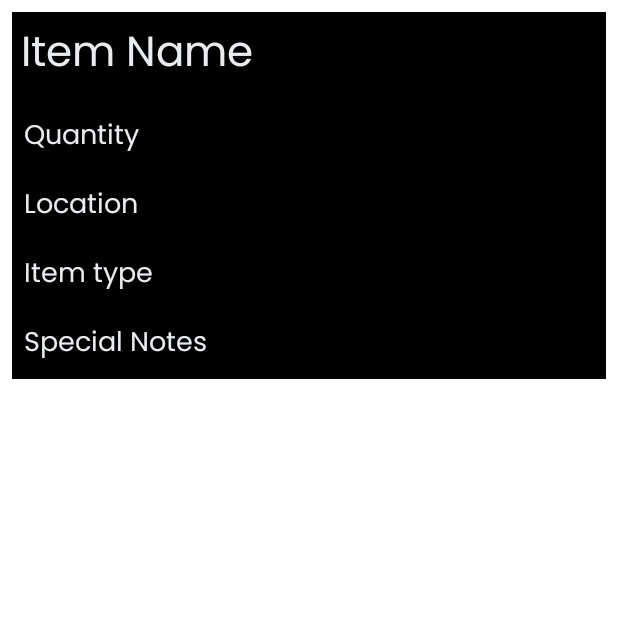
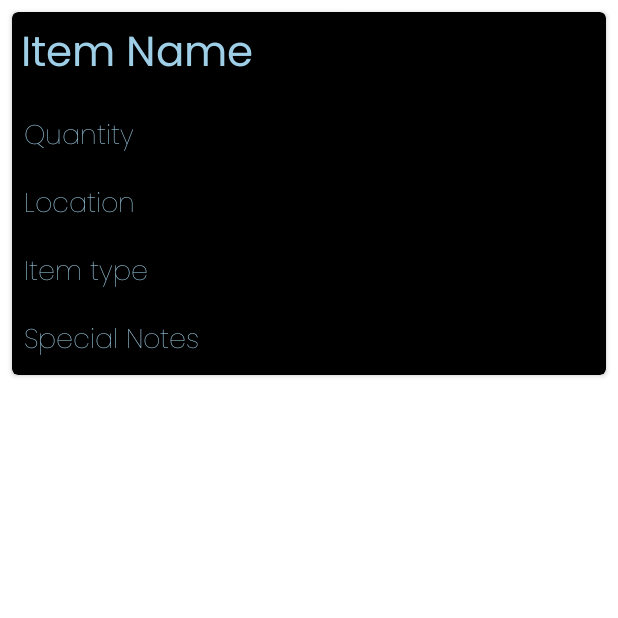
Before and after one commit to Valairan/WhatsInMySuitcase, an Android app: the fragment ListItem shown on its own in the app's theme, on a phone screen of 412 x 824 dp, the top half of it. Run offline under Robolectric (Android 15) with nearby library versions, the phone set to English and light mode, and no system bars.

Commit message:
Almost Done

```diff
--- a/app/src/main/java/com/valairan/inventory/Bag.java
+++ b/app/src/main/java/com/valairan/Abstract/Bag.java
@@ -1,4 +1,4 @@
-package com.valairan.inventory;
+package com.valairan.Abstract;
 
 public class Bag {
     public String fullName;
--- a/app/src/main/java/com/valairan/inventory/User.java
+++ b/app/src/main/java/com/valairan/Abstract/User.java
@@ -1,4 +1,4 @@
-package com.valairan.inventory;
+package com.valairan.Abstract;
 
 public class User {
     public String fullName;
--- a/app/src/main/java/com/valairan/inventory/ListItem.java
+++ b/app/src/main/java/com/valairan/Fragments/ListItem.java
@@ -1,4 +1,4 @@
-package com.valairan.inventory;
+package com.valairan.Fragments;
 
 import android.os.Bundle;
 
@@ -7,6 +7,8 @@ import androidx.fragment.app.Fragment;
 import android.view.LayoutInflater;
 import android.view.View;
 import android.view.ViewGroup;
+
+import com.valairan.inventory.R;
 
 import java.net.URI;
 
--- a/app/src/main/java/com/valairan/inventory/SuitcaseSelection.java
+++ b/app/src/main/java/com/valairan/Fragments/SuitcaseSelection.java
@@ -1,4 +1,4 @@
-package com.valairan.inventory;
+package com.valairan.Fragments;
 
 import android.os.Bundle;
 
@@ -10,6 +10,8 @@ import android.view.LayoutInflater;
 import android.view.View;
 import android.view.ViewGroup;
 import android.widget.TextView;
+
+import com.valairan.inventory.R;
 
 
 public class SuitcaseSelection extends Fragment {
--- a/app/src/main/java/com/valairan/inventory/Item.java
+++ /dev/null
@@ -1,4 +0,0 @@
-package com.valairan.inventory;
-
-public class Item {
-}
--- a/app/src/main/java/com/valairan/inventory/SignUpActivity.java
+++ b/app/src/main/java/com/valairan/inventory/SignUpActivity.java
@@ -20,10 +20,7 @@ import com.google.firebase.auth.FirebaseAuth;
 import com.google.firebase.auth.FirebaseUser;
 import com.google.firebase.database.DatabaseReference;
 import com.google.firebase.database.FirebaseDatabase;
-
-import java.util.Dictionary;
-import java.util.Enumeration;
-import java.util.regex.Pattern;
+import com.valairan.Abstract.User;
 
 public class SignUpActivity extends AppCompatActivity {
 
--- a/app/src/main/res/layout/activity_login.xml
+++ b/app/src/main/res/layout/activity_login.xml
@@ -14,10 +14,12 @@
         android:layout_width="wrap_content"
         android:layout_height="wrap_content"
         android:layout_above="@+id/uNameEntry"
+        android:layout_alignParentLeft="true"
         android:layout_centerInParent="true"
+        android:layout_marginStart="16dp"
         android:fontFamily="@font/poppinsthin"
-        android:text="What's In My Suitcase?"
-        android:textColor="@color/PrimaryGrey"
+        android:text="What's In My \nSuitcase?"
+        android:textColor="@color/SecondaryBlue"
         android:textSize="40sp" />
 
     <EditText
--- a/app/src/main/res/layout/activity_main.xml
+++ b/app/src/main/res/layout/activity_main.xml
@@ -54,10 +54,13 @@
         android:layout_width="match_parent"
         android:layout_height="wrap_content"
         android:layout_below="@id/addBagButton"
-        android:layout_marginTop="16dp" />
+        android:layout_marginTop="16dp"
+        android:backgroundTint="@color/LesserBlack"
+        android:scrollbars="vertical" />
 
 
     <com.google.android.material.floatingactionbutton.FloatingActionButton
+        android:id="@+id/addItemButton"
         android:layout_width="wrap_content"
         android:layout_height="wrap_content"
         android:layout_alignParentEnd="true"
--- a/app/src/main/res/layout/fragment_add_bag.xml
+++ b/app/src/main/res/layout/fragment_add_bag.xml
@@ -6,7 +6,7 @@
     android:layout_margin="32dp"
     android:background="@color/PureBlack"
     android:orientation="vertical"
-    tools:context=".AddBag">
+    tools:context="com.valairan.Fragments.AddBag">
 
     <EditText
         android:id="@+id/bagNameEntry"
--- a/app/src/main/res/layout/fragment_list_item.xml
+++ b/app/src/main/res/layout/fragment_list_item.xml
@@ -1,16 +1,22 @@
 <?xml version="1.0" encoding="utf-8"?>
-<RelativeLayout xmlns:android="http://schemas.android.com/apk/res/android"
+<androidx.cardview.widget.CardView xmlns:android="http://schemas.android.com/apk/res/android"
+    xmlns:app="http://schemas.android.com/apk/res-auto"
     xmlns:tools="http://schemas.android.com/tools"
     android:layout_width="match_parent"
     android:layout_height="wrap_content"
     android:layout_margin="8dp"
     android:layout_marginTop="16dp"
     android:animateLayoutChanges="true"
-    android:background="@color/PureBlack"
-    tools:context=".ListItem">
+    android:backgroundTint="@color/PureBlack"
+    app:cardCornerRadius="4dp"
+    tools:context="com.valairan.Fragments.ListItem">
+
+    <RelativeLayout
+        android:layout_width="match_parent"
+        android:layout_height="match_parent">
 
         <TextView
-        android:id="@+id/Title"
+            android:id="@+id/itemTitle"
             android:layout_width="match_parent"
             android:layout_height="wrap_content"
             android:layout_marginStart="6dp"
@@ -19,41 +25,41 @@
             android:layout_marginBottom="8dp"
             android:fontFamily="@font/poppinsregular"
             android:text="Item Name"
-        android:textColor="@color/PrimaryGrey"
+            android:textColor="@color/SecondaryBlue"
             android:textSize="28sp" />
 
         <TextView
-        android:id="@+id/label"
+            android:id="@+id/itemCount"
             android:layout_width="match_parent"
             android:layout_height="wrap_content"
-        android:layout_below="@+id/Title"
+            android:layout_below="@+id/itemTitle"
             android:layout_margin="8dp"
-        android:fontFamily="@font/poppinsregular"
+            android:fontFamily="@font/poppinsthin"
             android:text="Quantity"
-        android:textColor="@color/PrimaryGrey"
+            android:textColor="@color/SecondaryBlue"
             android:textSize="18sp" />
 
         <TextView
-        android:id="@+id/Location"
+            android:id="@+id/itemLocation"
             android:layout_width="match_parent"
             android:layout_height="wrap_content"
-        android:layout_below="@+id/label"
+            android:layout_below="@+id/itemCount"
             android:layout_margin="8dp"
-        android:fontFamily="@font/poppinsregular"
+            android:fontFamily="@font/poppinsthin"
             android:text="Location"
-        android:textColor="@color/PrimaryGrey"
+            android:textColor="@color/SecondaryBlue"
             android:textSize="18sp" />
 
         <TextView
             android:id="@+id/itemType"
             android:layout_width="match_parent"
             android:layout_height="wrap_content"
-        android:layout_below="@+id/Location"
+            android:layout_below="@+id/itemLocation"
             android:layout_margin="8dp"
             android:layout_marginBottom="16dp"
-        android:fontFamily="@font/poppinsregular"
+            android:fontFamily="@font/poppinsthin"
             android:text="Item type"
-        android:textColor="@color/PrimaryGrey"
+            android:textColor="@color/SecondaryBlue"
             android:textSize="18sp" />
 
         <TextView
@@ -63,9 +69,9 @@
             android:layout_below="@+id/itemType"
             android:layout_margin="8dp"
             android:layout_marginBottom="16dp"
-        android:fontFamily="@font/poppinsregular"
+            android:fontFamily="@font/poppinsthin"
             android:text="Special Notes"
-        android:textColor="@color/PrimaryGrey"
+            android:textColor="@color/SecondaryBlue"
             android:textSize="18sp" />
 
         <ImageView
@@ -75,5 +81,7 @@
             android:layout_alignParentEnd="true"
             android:layout_margin="16dp" />
 
+    </RelativeLayout>
 
-</RelativeLayout>
+
+</androidx.cardview.widget.CardView>
--- a/app/src/main/res/layout/fragment_suitcase_selection.xml
+++ b/app/src/main/res/layout/fragment_suitcase_selection.xml
@@ -4,7 +4,7 @@
     android:layout_width="match_parent"
     android:layout_height="wrap_content"
     android:background="@color/PrimaryBlue"
-    tools:context=".SuitcaseSelection">
+    tools:context="com.valairan.Fragments.SuitcaseSelection">
 
 
     <TextView
```
Also changed, not shown: app/src/main/java/com/valairan/Abstract/Item.java (added, +43 -0 lines), app/src/main/java/com/valairan/Abstract/suitcaseForSpinner.java (added, +13 -0 lines), app/src/main/java/com/valairan/Fragments/AddBag.java (renamed from app/src/main/java/com/valairan/inventory/AddBag.java, +3 -6 lines), app/src/main/java/com/valairan/adapters/InventoryAdapter.java (added, +67 -0 lines), app/src/main/java/com/valairan/adapters/SuitcaseAdapter.java (added, +50 -0 lines), app/src/main/java/com/valairan/inventory/MainActivity.java (+76 -66 lines). Lines whose indentation alone changed are shown as unchanged.
